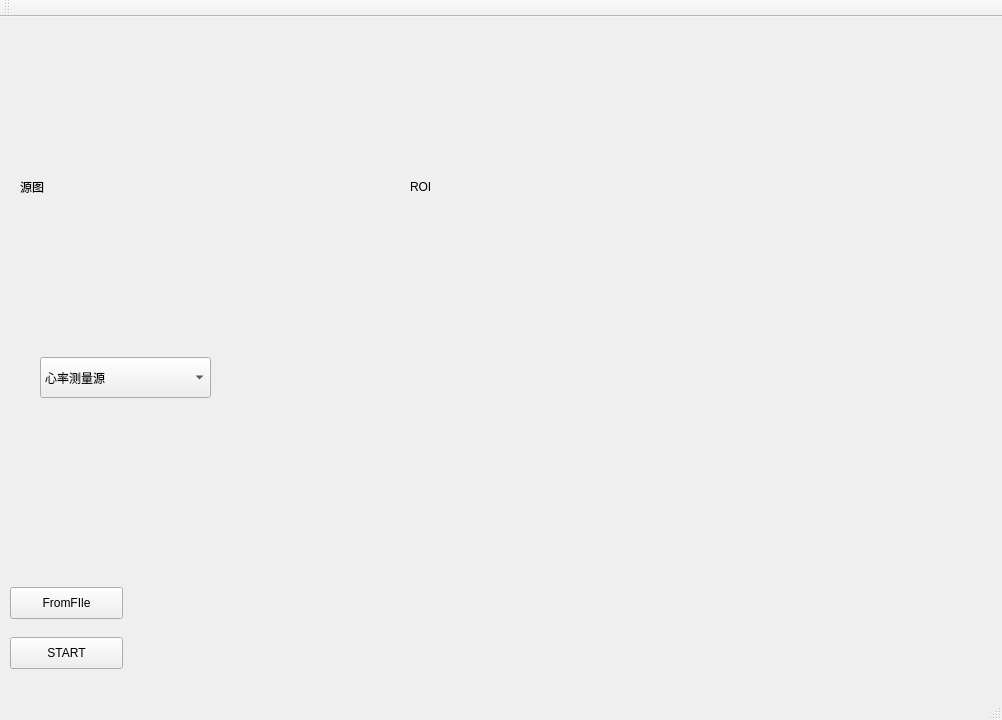
Above: hr_cat_2.ui from StephenAmell2018/HR_cat_2 before the change. Below: the same form after it.
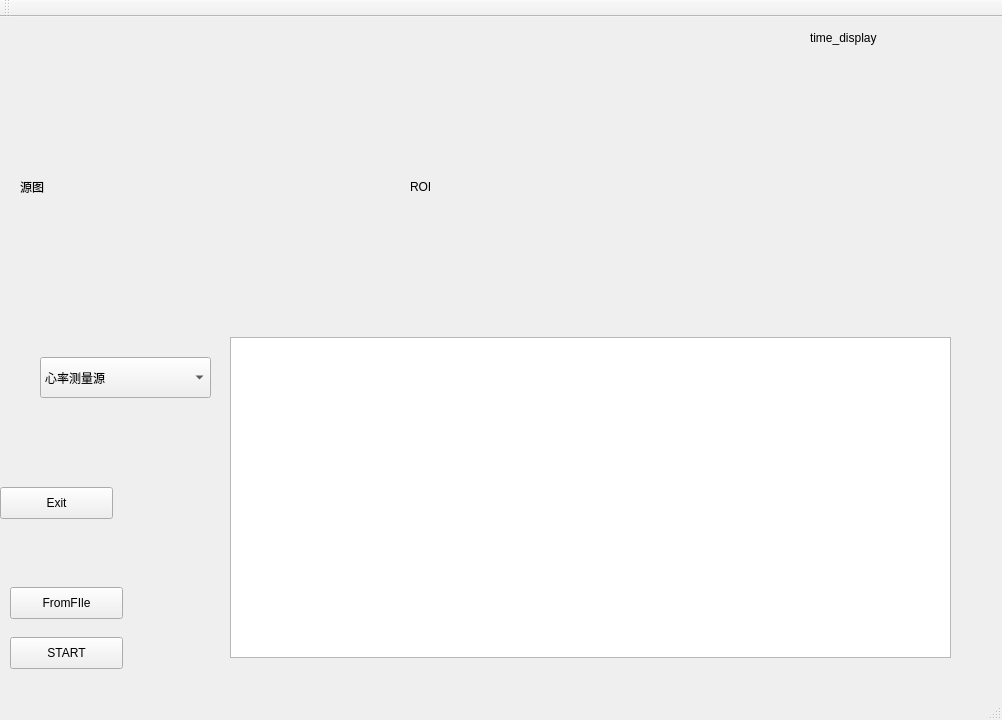
That is the form after the change. Icons and pictures are not drawn. Custom widgets are drawn as their Qt base class.

Commit message: 实现了动态数据的显示，加入了右上角的时间显示，和关闭按钮，但是关闭按钮的关闭没法关闭namedwindow的东西，再优化，视频处理时候的处理时间没有60帧了，但是离线视频先按照帧数来显示，在线视频我们使用时间

```diff
--- a/hr_cat_2.ui
+++ b/hr_cat_2.ui
@@ -62,19 +62,6 @@
      <string>START</string>
     </property>
    </widget>
-   <widget class="QCustomPlot" name="qcustomplot" native="true">
-    <property name="geometry">
-     <rect>
-      <x>420</x>
-      <y>330</y>
-      <width>501</width>
-      <height>291</height>
-     </rect>
-    </property>
-    <property name="styleSheet">
-     <string notr="true">background-image: url(:/144.jpg);</string>
-    </property>
-   </widget>
    <widget class="QPushButton" name="btn2">
     <property name="geometry">
      <rect>
@@ -113,6 +100,42 @@
      </property>
     </item>
    </widget>
+   <widget class="QtCharts::QChartView" name="graphicsView">
+    <property name="geometry">
+     <rect>
+      <x>230</x>
+      <y>320</y>
+      <width>721</width>
+      <height>321</height>
+     </rect>
+    </property>
+   </widget>
+   <widget class="QPushButton" name="exit">
+    <property name="geometry">
+     <rect>
+      <x>0</x>
+      <y>470</y>
+      <width>113</width>
+      <height>32</height>
+     </rect>
+    </property>
+    <property name="text">
+     <string>Exit</string>
+    </property>
+   </widget>
+   <widget class="QLabel" name="curTime">
+    <property name="geometry">
+     <rect>
+      <x>810</x>
+      <y>10</y>
+      <width>181</width>
+      <height>21</height>
+     </rect>
+    </property>
+    <property name="text">
+     <string>time_display</string>
+    </property>
+   </widget>
   </widget>
   <widget class="QToolBar" name="mainToolBar">
    <attribute name="toolBarArea">
@@ -127,10 +150,9 @@
  <layoutdefault spacing="6" margin="11"/>
  <customwidgets>
   <customwidget>
-   <class>QCustomPlot</class>
-   <extends>QWidget</extends>
-   <header location="global">qcustomplot.h</header>
-   <container>1</container>
+   <class>QtCharts::QChartView</class>
+   <extends>QGraphicsView</extends>
+   <header location="global">qchartview.h</header>
   </customwidget>
  </customwidgets>
  <resources/>
```
The commit also changes 5 other files.
